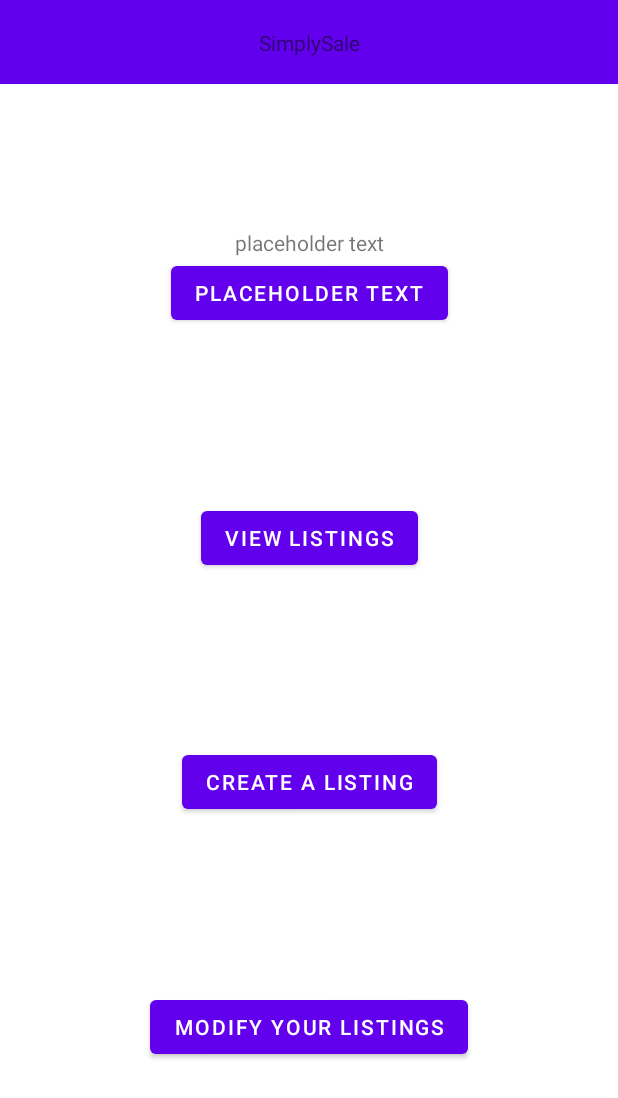
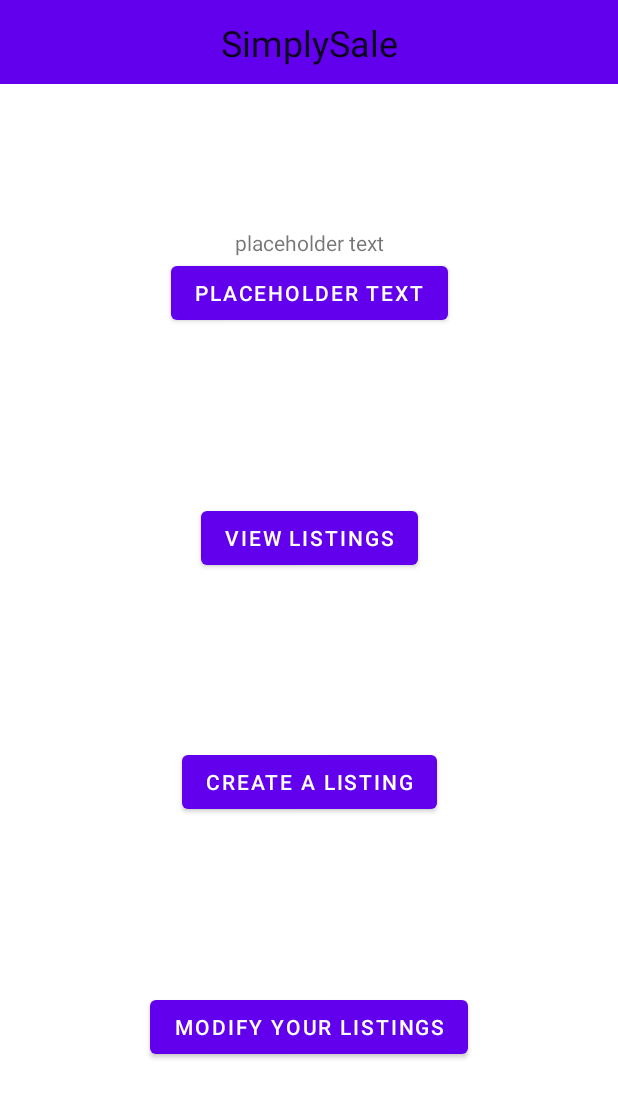
Before and after one commit to AustiBomb33/3025-semester-project, an Android app: the screen it shows after launch (MainActivity), on a phone screen of 412 x 824 dp. Shown: the top 1098 px of the screen. Run offline under Robolectric (Android 15) with nearby library versions, the phone set to English and light mode, and no system bars.

Commit message:
Added title bar. in other activities, it will feature a back button as well

```diff
--- a/app/src/main/res/layout/activity_main.xml
+++ b/app/src/main/res/layout/activity_main.xml
@@ -66,14 +66,15 @@
         android:background="?attr/colorPrimary"
         android:minHeight="?attr/actionBarSize"
         android:theme="?attr/actionBarTheme"
-        tools:layout_editor_absoluteX="1dp"
-        tools:layout_editor_absoluteY="4dp" />
+        app:layout_constraintTop_toTopOf="parent"
+        tools:layout_editor_absoluteX="1dp" />
 
     <TextView
         android:id="@+id/textView"
         android:layout_width="wrap_content"
         android:layout_height="wrap_content"
         android:text="@string/app_name"
+        android:textAppearance="@style/TextAppearance.AppCompat.Headline"
         app:layout_constraintBottom_toBottomOf="@+id/toolbar"
         app:layout_constraintEnd_toEndOf="@+id/toolbar"
         app:layout_constraintStart_toStartOf="@+id/toolbar"
```
